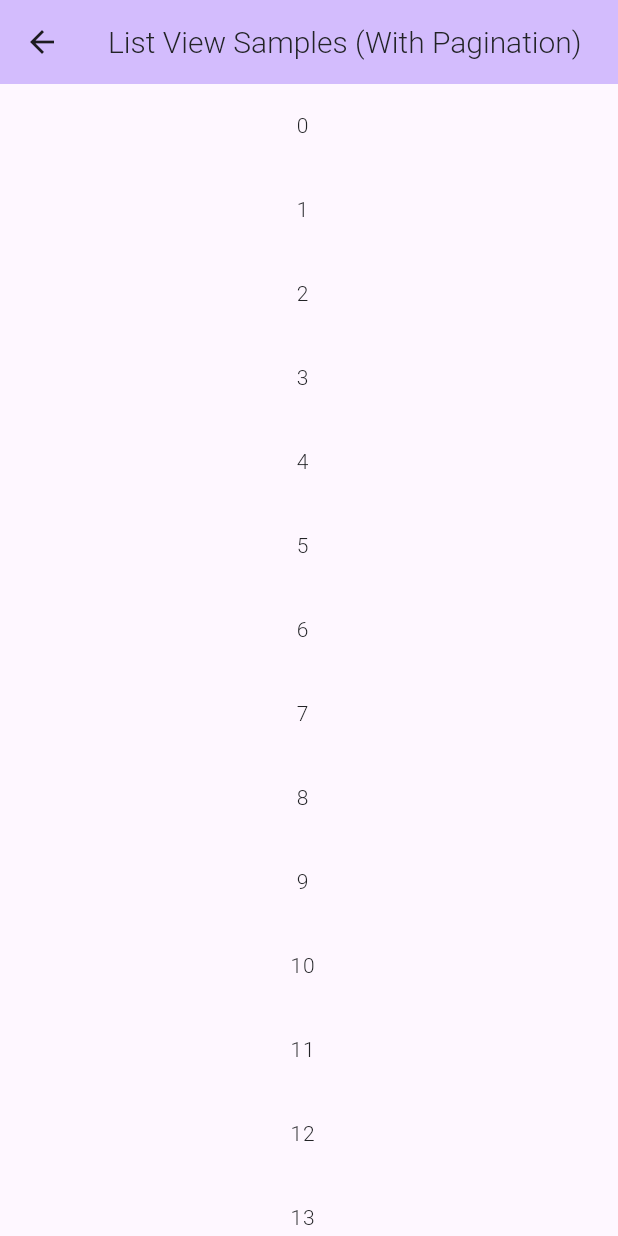
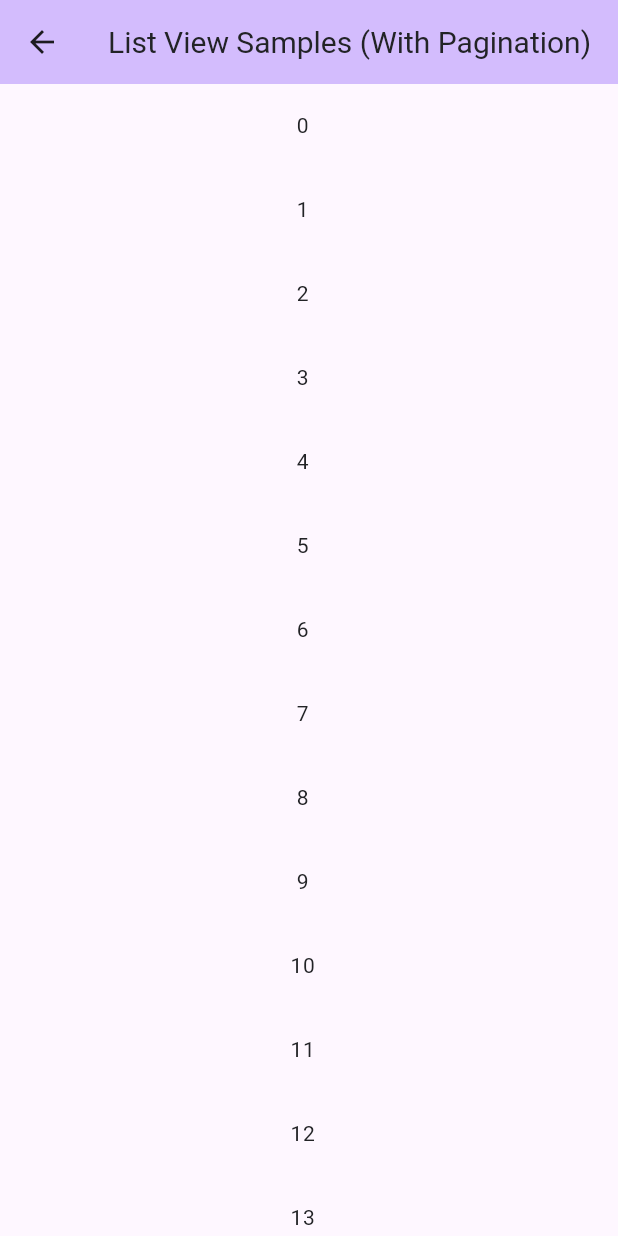
Before and after one commit to dawasim/universal_flutter_utils, a Flutter app: the ListViewSample screen opened directly, on a phone screen of 412 x 824 dp. Run offline on Flutter 3.47's test engine with Material 3 defaults, Android fonts, the phone set to English and light mode, and no system bars; our stand-ins replace cached_network_image, chewie, convert, dio, file_picker, firebase_auth and 21 more; missing offline and left inert: audio_waveforms, encrypt, flutter_app_badge_control, flutter_login_facebook; accounts and stored records are empty; network calls fail.

Commit message:
Font Width Updated

```diff
--- a/lib/common/text_helper.dart
+++ b/lib/common/text_helper.dart
@@ -66,13 +66,13 @@ class TextHelper {
   static FontWeight getFontWeight(UFUFontWeight fontWeight) {
     switch (fontWeight) {
       case UFUFontWeight.regular:
-        return FontWeight.w300;
+        return FontWeight.w400;
       case UFUFontWeight.medium:
         return FontWeight.w500;
       case UFUFontWeight.bold:
-        return FontWeight.w700;
+        return FontWeight.w600;
       default:
-        return FontWeight.w300;
+        return FontWeight.w400;
     }
   }
 
```
Also changed, not shown: example/pubspec.lock, 2 other files.
